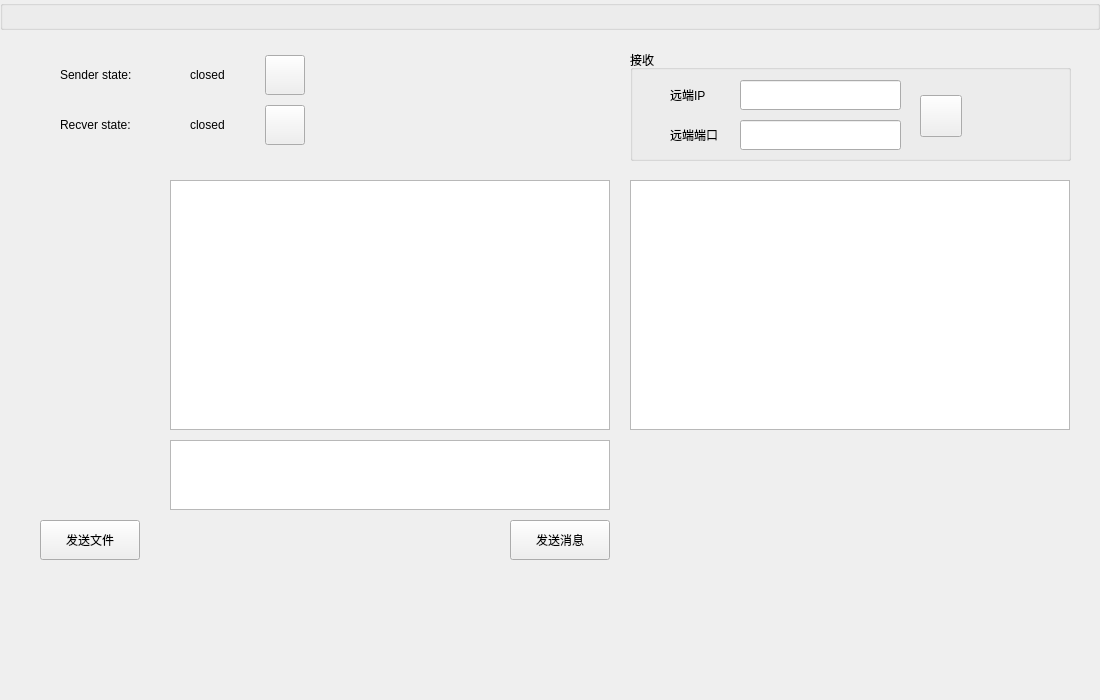
Old version of the form src/gui/mainui.ui in the repository realth000/localcharger.
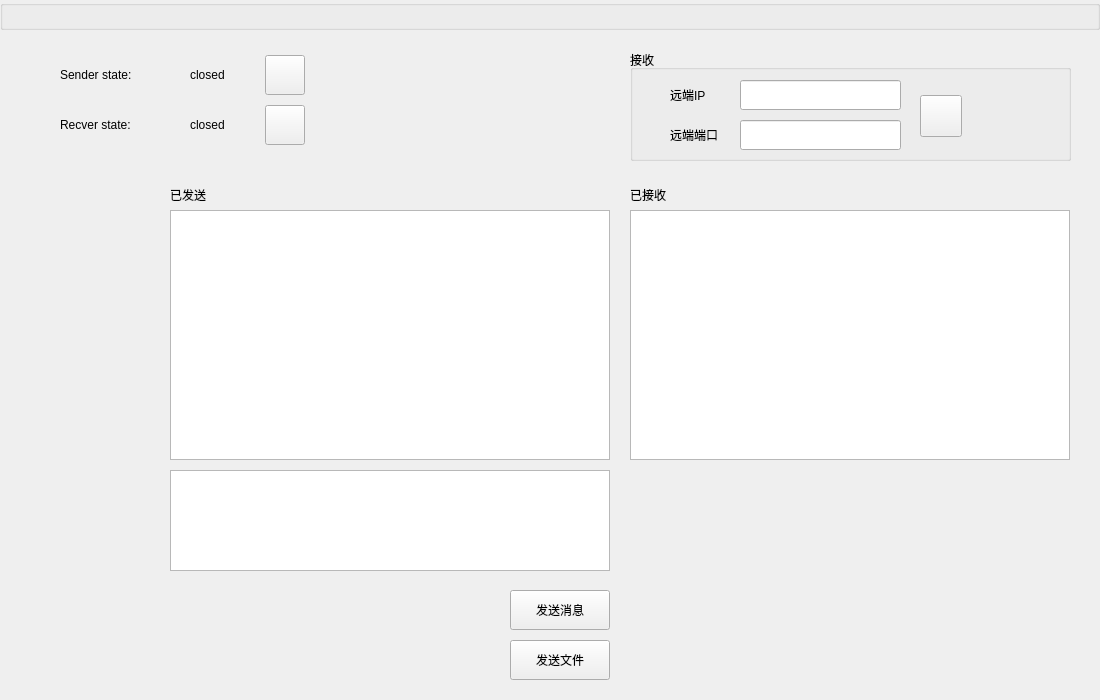
New version of the form. Custom widgets are drawn as their Qt base class.

```diff
--- a/src/gui/mainui.ui
+++ b/src/gui/mainui.ui
@@ -17,7 +17,7 @@
    <property name="geometry">
     <rect>
      <x>630</x>
-     <y>180</y>
+     <y>210</y>
      <width>440</width>
      <height>250</height>
     </rect>
@@ -27,7 +27,7 @@
    <property name="geometry">
     <rect>
      <x>170</x>
-     <y>180</y>
+     <y>210</y>
      <width>440</width>
      <height>250</height>
     </rect>
@@ -37,9 +37,9 @@
    <property name="geometry">
     <rect>
      <x>170</x>
-     <y>440</y>
+     <y>470</y>
      <width>440</width>
-     <height>70</height>
+     <height>101</height>
     </rect>
    </property>
   </widget>
@@ -47,7 +47,7 @@
    <property name="geometry">
     <rect>
      <x>510</x>
-     <y>520</y>
+     <y>590</y>
      <width>100</width>
      <height>40</height>
     </rect>
@@ -248,8 +248,8 @@
   <widget class="QPushButton" name="sendFilePushButton">
    <property name="geometry">
     <rect>
-     <x>40</x>
-     <y>520</y>
+     <x>510</x>
+     <y>640</y>
      <width>100</width>
      <height>40</height>
     </rect>
@@ -258,6 +258,32 @@
     <string>发送文件</string>
    </property>
   </widget>
+  <widget class="QLabel" name="label_5">
+   <property name="geometry">
+    <rect>
+     <x>170</x>
+     <y>180</y>
+     <width>54</width>
+     <height>30</height>
+    </rect>
+   </property>
+   <property name="text">
+    <string>已发送</string>
+   </property>
+  </widget>
+  <widget class="QLabel" name="label_6">
+   <property name="geometry">
+    <rect>
+     <x>630</x>
+     <y>180</y>
+     <width>54</width>
+     <height>30</height>
+    </rect>
+   </property>
+   <property name="text">
+    <string>已接收</string>
+   </property>
+  </widget>
  </widget>
  <customwidgets>
   <customwidget>
```
